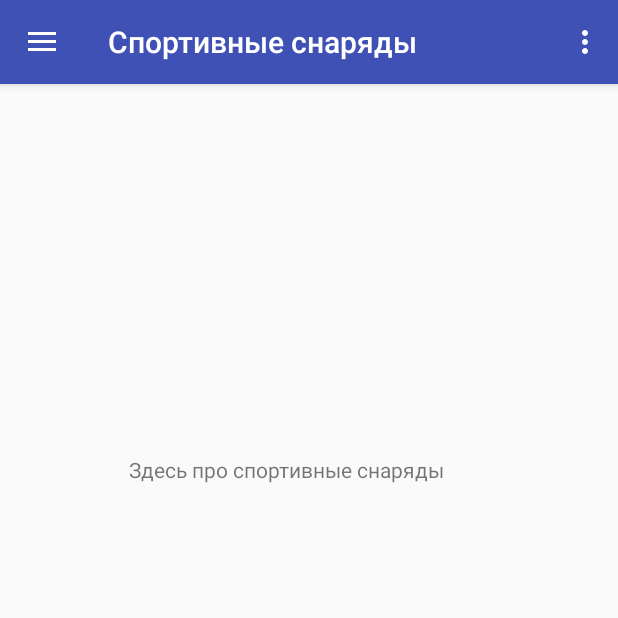
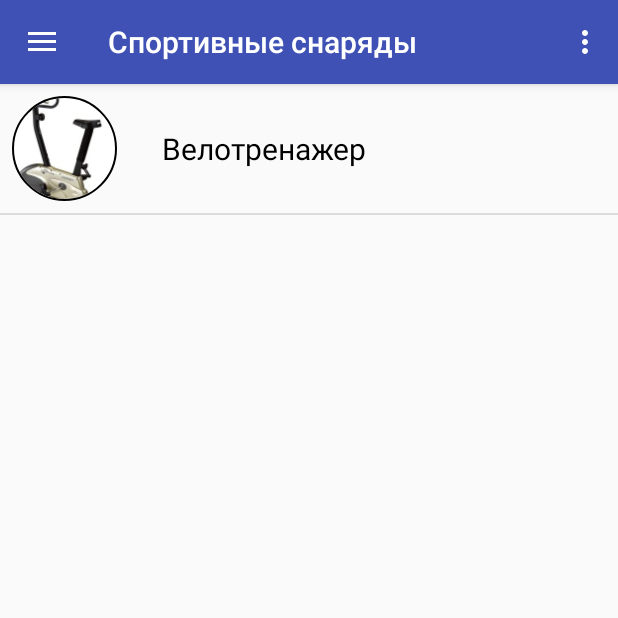
Before and after one commit to Demoncho/GetFit, an Android app: the screen it shows after launch (MainActivity), after a tap on "Спортивные снаряды", on a phone screen of 412 x 824 dp, the top half of it. Run offline under Robolectric (Android 15) with nearby library versions, the phone set to English and light mode, and no system bars; our stand-ins replace CircleImageView; pictures from the network do not load; 1 other tap on this screen came first.

Commit message:
Добавил заготовку для раздела про спортивные снаряды

```diff
--- /dev/null
+++ b/app/src/main/java/ru/demoncho/getfit/Equipment/RVAdapter_equipment.java
@@ -0,0 +1,95 @@
+package ru.demoncho.getfit.Equipment;
+
+import android.content.Context;
+import android.os.Bundle;
+import android.support.v4.app.Fragment;
+import android.support.v4.app.FragmentManager;
+import android.support.v7.widget.RecyclerView;
+import android.view.LayoutInflater;
+import android.view.View;
+import android.view.ViewGroup;
+import android.widget.ImageView;
+import android.widget.RelativeLayout;
+import android.widget.TextView;
+
+import com.bumptech.glide.Glide;
+
+import java.util.ArrayList;
+
+import de.hdodenhof.circleimageview.CircleImageView;
+import ru.demoncho.getfit.Food.item_food;
+import ru.demoncho.getfit.R;
+
+import static ru.demoncho.getfit.MainActivity.PACKAGE_NAME;
+
+/**
+ * Created by User on 1/1/2018.
+ */
+
+public class RVAdapter_equipment extends RecyclerView.Adapter<RVAdapter_equipment.ViewHolder>{
+    private ArrayList<String> mImages = new ArrayList<>();
+    private ArrayList<String> mItems_titles = new ArrayList<>();
+    private ArrayList<String> mItems = new ArrayList<>();
+    //private ArrayList<String> mImageUrls = new ArrayList<>();
+
+    private Context mContext;
+    public FragmentManager f_manager; // нужно для смены фрагментов между собой
+
+    public RVAdapter_equipment(Context context, ArrayList<String> images, ArrayList<String> titles, ArrayList<String> items, FragmentManager f_manager) {
+        mImages = images;
+        mItems_titles = titles;
+        mItems = items;
+        mContext = context;
+        this.f_manager = f_manager;
+    }
+
+    @Override
+    public ViewHolder onCreateViewHolder(ViewGroup parent, int viewType) {
+        View view = LayoutInflater.from(parent.getContext()).inflate(R.layout.layout_listitem_equipment, parent, false);
+        ViewHolder holder = new ViewHolder(view);
+        return holder;
+    }
+
+    // действия при клике на элемент
+    @Override
+    public void onBindViewHolder(ViewHolder holder, final int position) {
+
+        Glide.with(mContext)
+                .asBitmap()
+                .load(R.drawable.velo)
+                .into(holder.image);
+
+        holder.imageName.setText(mItems_titles.get(position));
+
+        holder.parentLayout.setOnClickListener(new View.OnClickListener() {
+            @Override
+            public void onClick(View view) {
+                Fragment argumentFragment = new item_equipment();
+                Bundle data = new Bundle();//create bundle instance
+                data.putString("images", mImages.get(position));
+                data.putString("titles", mItems_titles.get(position));
+                data.putString("items", mItems.get(position));
+                argumentFragment.setArguments(data);
+                f_manager.beginTransaction().replace(R.id.screen_area, argumentFragment).addToBackStack("my_fragment2").commit();
+            }
+        });
+    }
+
+    @Override
+    public int getItemCount() {
+        return mItems_titles.size();
+    }
+
+    public class ViewHolder extends RecyclerView.ViewHolder{
+        CircleImageView image;
+        TextView imageName;
+        RelativeLayout parentLayout;
+
+        public ViewHolder(View itemView) {
+            super(itemView);
+            image = itemView.findViewById(R.id.image);
+            imageName = itemView.findViewById(R.id.image_name);
+            parentLayout = itemView.findViewById(R.id.parent_layout);
+        }
+    }
+}
--- a/app/src/main/java/ru/demoncho/getfit/Equipment/nav_equipment.java
+++ b/app/src/main/java/ru/demoncho/getfit/Equipment/nav_equipment.java
@@ -3,9 +3,17 @@ package ru.demoncho.getfit.Equipment;
 import android.os.Bundle;
 import android.support.annotation.Nullable;
 import android.support.v4.app.Fragment;
+import android.support.v7.widget.DividerItemDecoration;
+import android.support.v7.widget.LinearLayoutManager;
+import android.support.v7.widget.RecyclerView;
+import android.util.Log;
 import android.view.LayoutInflater;
 import android.view.View;
 import android.view.ViewGroup;
+
+import java.util.ArrayList;
+
+import ru.demoncho.getfit.Food.RVAdapter_food;
 import ru.demoncho.getfit.R;
 
 /**
@@ -13,11 +21,37 @@ import ru.demoncho.getfit.R;
  */
 
 public class nav_equipment extends Fragment {
+    private ArrayList<String> mImages = new ArrayList<>();
+    private ArrayList<String> mItems = new ArrayList<>();
+    private ArrayList<String> mItems_titles = new ArrayList<>();
+
     @Nullable
     @Override
     public View onCreateView(LayoutInflater inflater, @Nullable ViewGroup container, Bundle savedInstanceState) {
         View view = inflater.inflate(R.layout.nav_equipment, null);
+        initImageBitmaps(view);
         return view;
+    }
+
+    //Загружает картинки и названия для элементов списка
+    private void initImageBitmaps(View view){
+        // без if создает копии каждый раз при нажатии, потом доделаем
+        if (mItems_titles.isEmpty()){
+            mImages.add("vello");
+            mItems_titles.add(getString(R.string.Velo_title));
+            mItems.add("vello_description");
+        }
+
+        initRecyclerView(view);
+    }
+
+    //Инициализация списка
+    private void initRecyclerView(View view){
+        RecyclerView recyclerView = view.findViewById(R.id.recyclerv_view);
+        RVAdapter_equipment adapter = new RVAdapter_equipment(this.getActivity(), mImages, mItems_titles, mItems, getFragmentManager());
+        recyclerView.setAdapter(adapter);
+        recyclerView.setLayoutManager(new LinearLayoutManager(this.getActivity()));
+        recyclerView.addItemDecoration(new DividerItemDecoration(this.getActivity(), LinearLayoutManager.VERTICAL));
     }
 
     @Override
--- a/app/src/main/res/layout/layout_listitem.xml
+++ b/app/src/main/res/layout/layout_listitem_equipment.xml
@@ -22,7 +22,7 @@
         android:layout_toRightOf="@+id/image"
         android:textColor="#000"
         android:layout_centerVertical="true"
-        android:layout_marginLeft="20dp"
-        android:textSize="17sp"/>
+        android:layout_marginLeft="30dp"
+        android:textSize="20sp"/>
 
 </RelativeLayout>
--- a/app/src/main/res/layout/nav_equipment.xml
+++ b/app/src/main/res/layout/nav_equipment.xml
@@ -6,18 +6,11 @@
     android:layout_width="match_parent"
     android:layout_height="match_parent">
 
-    <TextView
-        android:id="@+id/textView3"
-        android:layout_width="wrap_content"
-        android:layout_height="wrap_content"
-        android:layout_marginBottom="246dp"
-        android:layout_marginEnd="85dp"
-        android:layout_marginStart="86dp"
-        android:layout_marginTop="247dp"
-        android:text="Здесь про спортивные снаряды"
-        app:layout_constraintBottom_toBottomOf="parent"
-        app:layout_constraintEnd_toEndOf="parent"
-        app:layout_constraintStart_toStartOf="parent"
-        app:layout_constraintTop_toTopOf="parent" />
+    <android.support.v7.widget.RecyclerView
+        android:layout_width="match_parent"
+        android:layout_height="match_parent"
+        android:id="@+id/recyclerv_view">
+
+    </android.support.v7.widget.RecyclerView>
 
 </LinearLayout>
```
Also changed, not shown: app/src/main/java/ru/demoncho/getfit/Equipment/item_equipment.java (added, +59 -0 lines), app/src/main/res/layout/item_equipment.xml (added, +41 -0 lines), app/src/main/res/values/equipment_string.xml (added, +33 -0 lines), app/src/main/res/drawable/velo.jpg (added).
